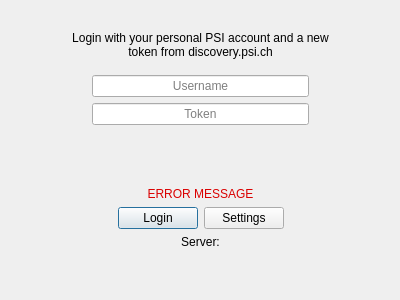
The window that PSIArchiver/login.ui (paulscherrerinstitute/scicat-qt) describes before a commit, drawn with Qt 5.
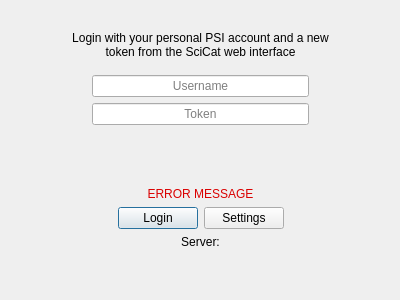
The same window after the commit.

Commit message: chore: avoid showing frontend url

```diff
--- a/PSIArchiver/login.ui
+++ b/PSIArchiver/login.ui
@@ -50,7 +50,7 @@
        <item>
         <widget class="QLabel" name="label">
          <property name="text">
-          <string>Login with your personal PSI account and a new token from discovery.psi.ch</string>
+          <string>Login with your personal PSI account and a new token from the SciCat web interface</string>
          </property>
          <property name="alignment">
           <set>Qt::AlignCenter</set>
```
The commit also changes 1 other file.
